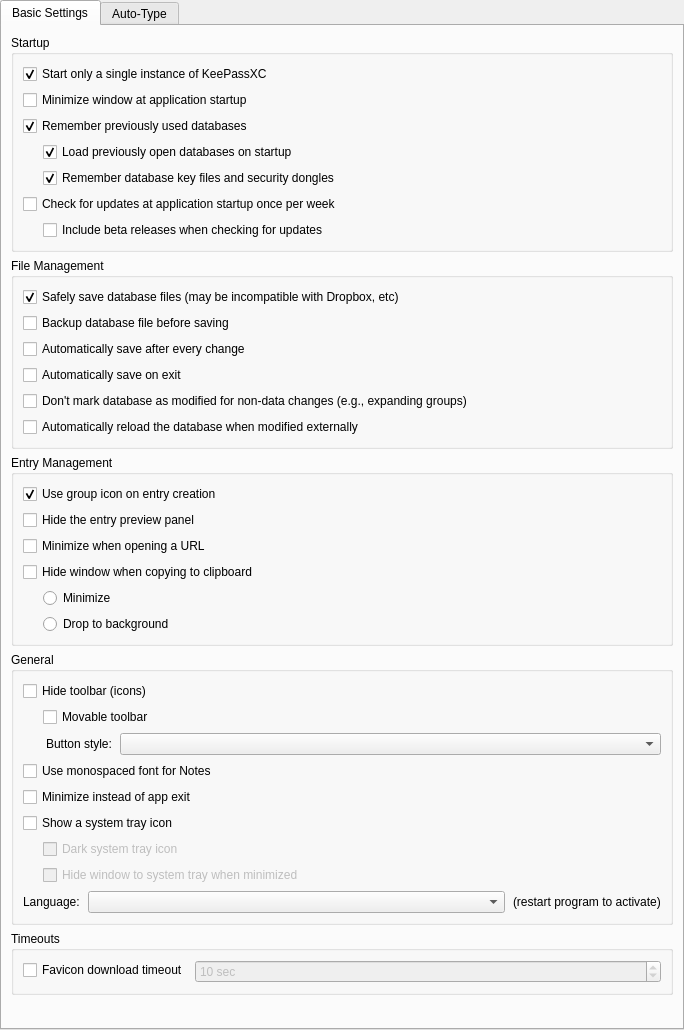
The window that src/gui/ApplicationSettingsWidgetGeneral.ui (keepassxreboot/keepassxc) describes before a commit, drawn with Qt 5.
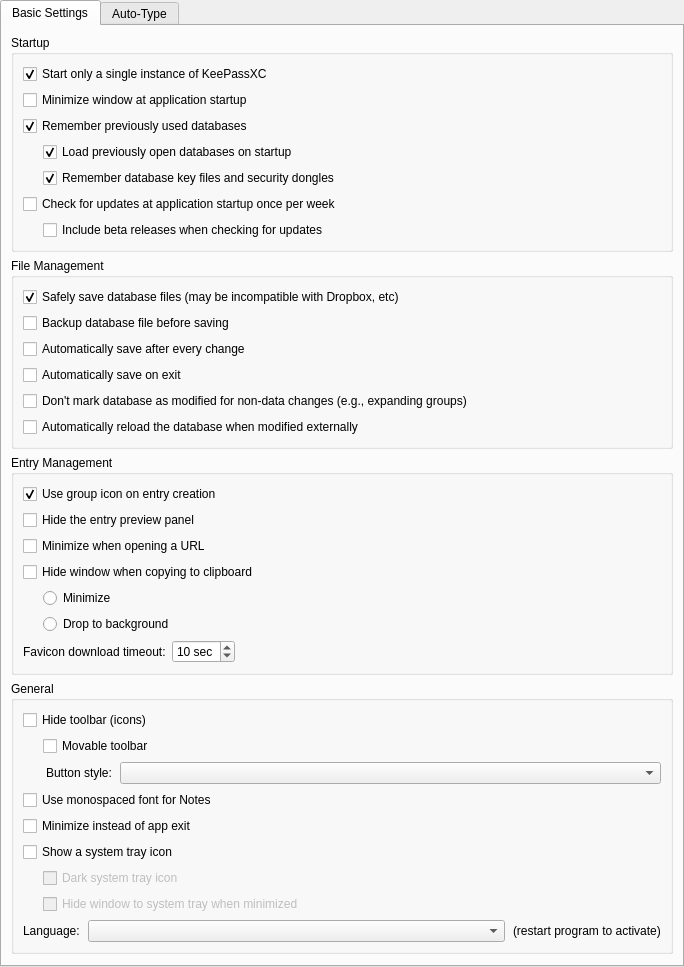
The same window after the commit. Custom widgets are drawn as their Qt base class.

```diff
--- a/src/gui/ApplicationSettingsWidgetGeneral.ui
+++ b/src/gui/ApplicationSettingsWidgetGeneral.ui
@@ -7,7 +7,7 @@
     <x>0</x>
     <y>0</y>
     <width>684</width>
-    <height>1030</height>
+    <height>860</height>
    </rect>
   </property>
   <layout class="QVBoxLayout" name="verticalLayout_3">
@@ -329,6 +329,55 @@
             </item>
            </layout>
           </item>
+          <item>
+           <layout class="QHBoxLayout" name="horizontalLayout" stretch="0,0,1">
+            <item>
+             <widget class="QLabel" name="faviconTimeoutLabel">
+              <property name="text">
+               <string>Favicon download timeout:</string>
+              </property>
+             </widget>
+            </item>
+            <item>
+             <widget class="QSpinBox" name="faviconTimeoutSpinBox">
+              <property name="enabled">
+               <bool>true</bool>
+              </property>
+              <property name="sizePolicy">
+               <sizepolicy hsizetype="Expanding" vsizetype="Fixed">
+                <horstretch>0</horstretch>
+                <verstretch>0</verstretch>
+               </sizepolicy>
+              </property>
+              <property name="suffix">
+               <string comment="Seconds"> sec</string>
+              </property>
+              <property name="minimum">
+               <number>1</number>
+              </property>
+              <property name="maximum">
+               <number>60</number>
+              </property>
+              <property name="value">
+               <number>10</number>
+              </property>
+             </widget>
+            </item>
+            <item>
+             <spacer name="horizontalSpacer_2">
+              <property name="orientation">
+               <enum>Qt::Horizontal</enum>
+              </property>
+              <property name="sizeHint" stdset="0">
+               <size>
+                <width>40</width>
+                <height>20</height>
+               </size>
+              </property>
+             </spacer>
+            </item>
+           </layout>
+          </item>
          </layout>
         </widget>
        </item>
@@ -599,50 +648,6 @@
          </layout>
         </widget>
        </item>
-       <item>
-        <widget class="QGroupBox" name="groupBox">
-         <property name="title">
-         <string>Timeouts</string>
-         </property>
-         <layout class="QFormLayout" name="formLayout">
-          <property name="formAlignment">
-           <set>Qt::AlignLeft|Qt::AlignTop</set>
-          </property>
-          <item row="0" column="0">
-           <widget class="QCheckBox" name="downloadFaviconCheckBox">
-            <property name="text">
-             <string>Favicon download timeout</string>
-            </property>
-           </widget>
-          </item>
-          <item row="0" column="1" alignment="Qt::AlignLeft">
-           <widget class="QSpinBox" name="downloadFaviconSpinBox">
-            <property name="enabled">
-             <bool>false</bool>
-            </property>
-            <property name="sizePolicy">
-             <sizepolicy hsizetype="Expanding" vsizetype="Fixed">
-              <horstretch>0</horstretch>
-              <verstretch>0</verstretch>
-             </sizepolicy>
-            </property>
-            <property name="suffix">
-             <string comment="Seconds"> sec</string>
-            </property>
-            <property name="minimum">
-             <number>1</number>
-            </property>
-            <property name="maximum">
-             <number>60</number>
-            </property>
-            <property name="value">
-             <number>10</number>
-            </property>
-           </widget>
-          </item>
-         </layout>
-        </widget>
-       </item>   
        <item>
         <spacer name="verticalSpacer_2">
          <property name="orientation">
```
